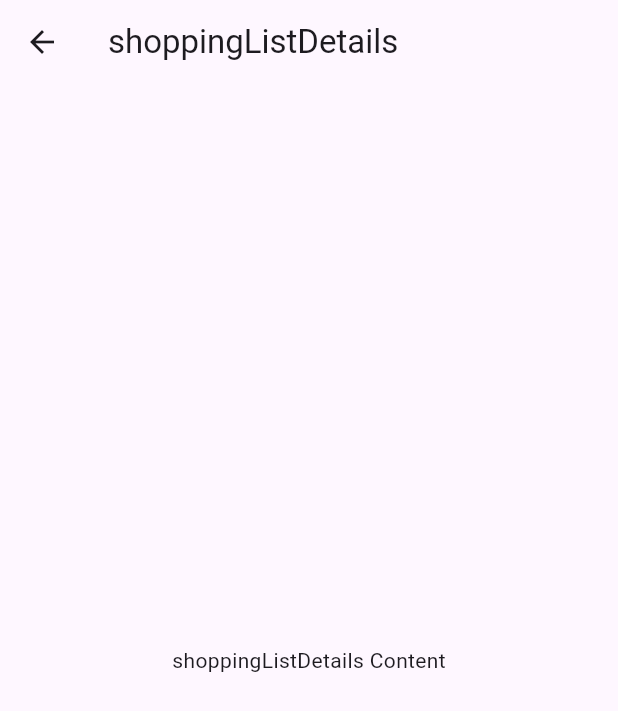
After one commit to CS491-AlgoriTeam/PriceWise, a Flutter app: the ShoppingLists screen opened by its route, after a tap on an icon or button, on a phone screen of 412 x 824 dp. The commit adds this screen. Shown: the top 711 px of the screen. Run offline on Flutter 3.47's test engine with Material 3 defaults, Android fonts, the phone set to English and light mode, and no system bars.

Commit message:
Added Pages
Added pages for multipla pages

```diff
--- /dev/null
+++ b/front-end/lib/shoppingListDetails.dart
@@ -0,0 +1,19 @@
+// shoppingListDetails.dart
+import 'package:flutter/material.dart';
+
+class ShoppingListDetails extends StatelessWidget {
+    final int itemIndex;
+
+  ShoppingListDetails({required this.itemIndex});
+  @override
+  Widget build(BuildContext context) {
+    return Scaffold(
+      appBar: AppBar(
+        title: Text('shoppingListDetails'),
+      ),
+      body: Center(
+        child: Text('shoppingListDetails Content'),
+      ),
+    );
+  }
+}
--- a/front-end/lib/shoppingLists.dart
+++ b/front-end/lib/shoppingLists.dart
@@ -1,16 +1,17 @@
 // shoppingLists.dart
 import 'package:flutter/material.dart';
-
+import 'package:pwfe/editShoppingList.dart';
+import 'package:pwfe/profile.dart';
+import 'package:pwfe/search.dart';
+import 'package:pwfe/shoppingListDetails.dart';
 
 class ShoppingLists extends StatefulWidget {
   @override
   _ShoppingListsScreenState createState() => _ShoppingListsScreenState();
 }
 
-
 class _ShoppingListsScreenState extends State<ShoppingLists> {
   int _currentIndex = 0;
-
 
   @override
   Widget build(BuildContext context) {
@@ -19,39 +20,11 @@ class _ShoppingListsScreenState extends State<ShoppingLists> {
         title: Text('PriceWise'),
         backgroundColor: Colors.lightBlue,
       ),
-     body: Column(
-       crossAxisAlignment: CrossAxisAlignment.start,
-       children: [
-         Padding(
-           padding: const EdgeInsets.all(8.0),
-           child: Text(
-             'Shopping Lists',
-             style: TextStyle(
-               fontSize: 20.0,
-               fontWeight: FontWeight.bold,
-             ),
-           ),
-         ),
-         Expanded(
-           child: ListView.builder(
-             itemCount: 5,
-             itemBuilder: (context, index) {
-               return Container(
-                   color: Colors.amber,
-                   child: ListTile(
-                     title: Text('Item ${index + 1}'),
-                   ));
-             },
-           ),
-         ),
-       ],
-     ),
+      body: _buildBody(),
       bottomNavigationBar: BottomNavigationBar(
         currentIndex: _currentIndex,
         onTap: (int index) {
-         setState(() {
-           _currentIndex = index;
-         });
+          _navigateTo(index);
         },
         items: [
           BottomNavigationBarItem(
@@ -70,4 +43,92 @@ class _ShoppingListsScreenState extends State<ShoppingLists> {
       ),
     );
   }
+
+  Widget _buildBody() {
+    return Column(
+      crossAxisAlignment: CrossAxisAlignment.start,
+      children: [
+        Padding(
+          padding: const EdgeInsets.all(8.0),
+          child: Text(
+            'Shopping Lists',
+            style: TextStyle(
+              fontSize: 20.0,
+              fontWeight: FontWeight.bold,
+            ),
+          ),
+        ),
+        Expanded(
+          child: ListView.builder(
+            itemCount: 5,
+            itemBuilder: (context, index) {
+              return _buildShoppingListItem(index);
+            },
+          ),
+        ),
+      ],
+    );
   }
+
+  Widget _buildShoppingListItem(int index) {
+    return GestureDetector(
+      onTap: () {
+        _navigateToItemDetails(index);
+      },
+      child: Container(
+        color: Colors.amber,
+        child: ListTile(
+          title: Text('Item ${index + 1}'),
+          trailing: IconButton(
+            icon: Icon(Icons.edit),
+            onPressed: () {
+              // Handle edit button tap for the specific item
+              _editShoppingListItem(index);
+            },
+          ),
+        ),
+      ),
+    );
+  }
+
+  void _navigateToItemDetails(int index) {
+    // Implement navigation logic to the details page for the specific item
+    // For example:
+    Navigator.push(
+      context,
+      MaterialPageRoute(builder: (context) => ShoppingListDetails(itemIndex: index)),
+    );
+    print('ShoppingList Item ${index + 1}');
+  }
+
+  void _editShoppingListItem(int index) {
+    // Implement logic to handle editing the specific shopping list item
+    // You can navigate to a new page for editing or show a dialog, etc.
+    Navigator.push(
+        context, MaterialPageRoute(builder: (context) => EditShoppingList()));
+    print('Edit Item ${index + 1}');
+  }
+
+  void _navigateTo(int index) {
+    switch (index) {
+      case 0:
+        // Shopping Lists
+        // No need to navigate if already on the Shopping Lists page
+        break;
+      case 1:
+        // Search
+        Navigator.push(
+          context,
+          MaterialPageRoute(builder: (context) => SearchPage()),
+        );
+        break;
+      case 2:
+        // My Profile
+        Navigator.push(
+          context,
+          MaterialPageRoute(builder: (context) => ProfilePage()),
+        );
+        break;
+    }
+  }
+}
```
Also changed, not shown: front-end/lib/editShoppingList.dart (added, +15 -0 lines), front-end/lib/main.dart (+16 -11 lines), front-end/lib/profile.dart (added, +16 -0 lines), front-end/lib/search.dart (added, +16 -0 lines), front-end/lib/showSuggestions.dart (added, +16 -0 lines), front-end/lib/signup.dart (+31 -15 lines). Lines whose indentation alone changed are shown as unchanged.
